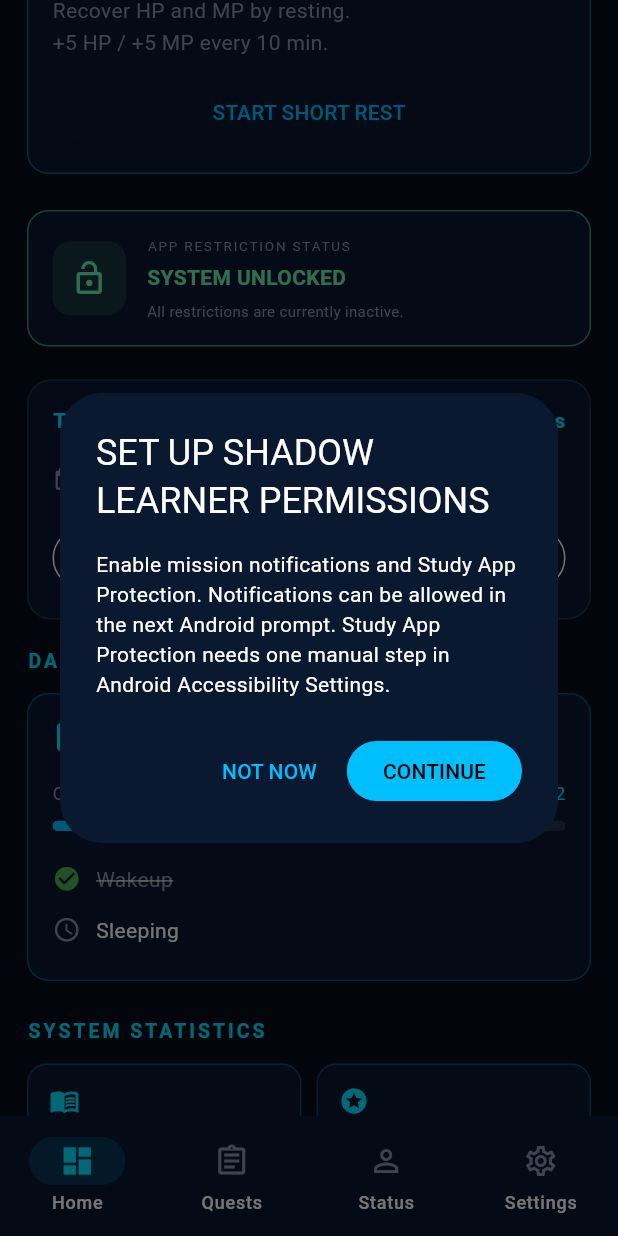
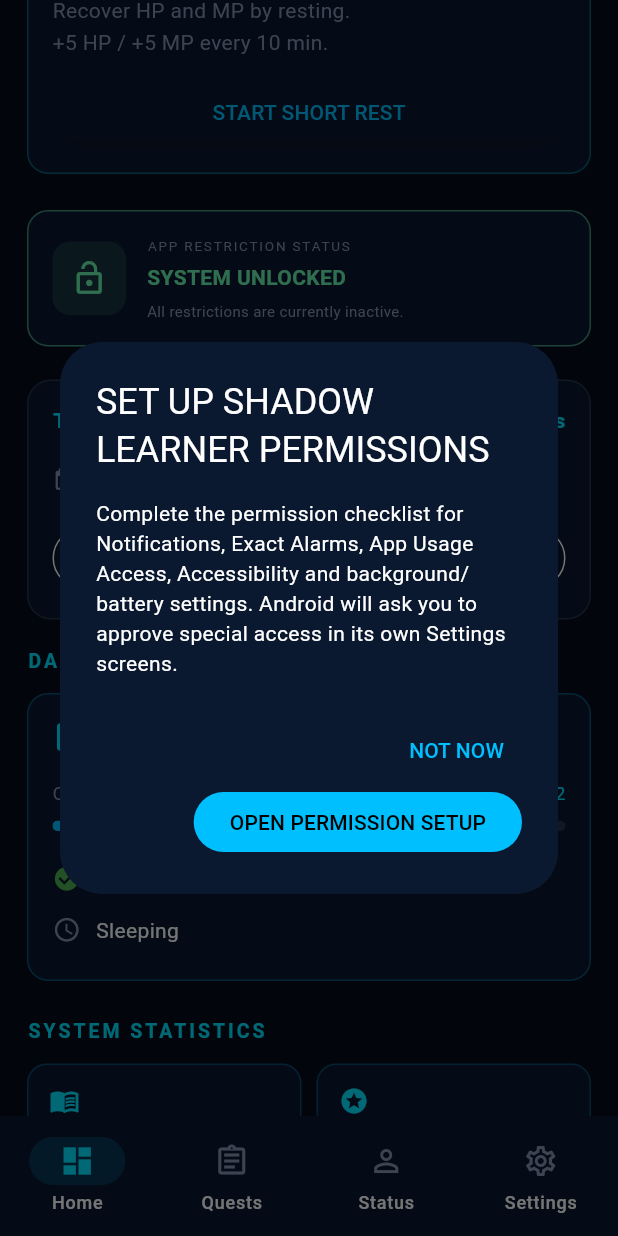
Before and after one commit to Oliur292007/SOLO-SYSTEM, a Flutter app: the screen it shows after launch, scrolled down 576 dp, after a tap on "LATER", on a phone screen of 412 x 824 dp. Run offline on Flutter 3.47's test engine with Material 3 defaults, Android fonts, the phone set to English and light mode, and no system bars; our stand-ins replace flutter_local_notifications, package_info_plus, shared_preferences, supabase_flutter, timezone; accounts and stored records are empty; network calls fail.

Commit message:
Stabilize Accessibility and permission setup
Keep Accessibility monitoring alive across interrupts and task removal. Add a guided first-launch permission checklist for notifications, exact alarms, usage access, accessibility, and background settings.

```diff
--- a/lib/main.dart
+++ b/lib/main.dart
@@ -696,7 +696,7 @@ class _SystemHomeState extends State<SystemHome> with WidgetsBindingObserver {
   }
 
   Future<void> _showFirstLaunchSetup() async {
-    const onboardingVersion = 6;
+    const onboardingVersion = 7;
     const onboardingVersionKey = 'first_launch_onboarding_version';
     final prefs = await SharedPreferences.getInstance();
     if ((prefs.getInt(onboardingVersionKey) ?? 0) >= onboardingVersion) {
@@ -710,9 +710,9 @@ class _SystemHomeState extends State<SystemHome> with WidgetsBindingObserver {
       builder: (dialogContext) => AlertDialog(
         title: const Text('SET UP SHADOW LEARNER PERMISSIONS'),
         content: const Text(
-          'Enable mission notifications and Study App Protection. '
-          'Notifications can be allowed in the next Android prompt. '
-          'Study App Protection needs one manual step in Android Accessibility Settings.',
+          'Complete the permission checklist for Notifications, Exact Alarms, '
+          'App Usage Access, Accessibility and background/battery settings. '
+          'Android will ask you to approve special access in its own Settings screens.',
         ),
         actions: [
           TextButton(
@@ -721,125 +721,22 @@ class _SystemHomeState extends State<SystemHome> with WidgetsBindingObserver {
           ),
           FilledButton(
             onPressed: () => Navigator.pop(dialogContext, true),
-            child: const Text('CONTINUE'),
+            child: const Text('OPEN PERMISSION SETUP'),
           ),
         ],
       ),
     );
 
-    if (continueSetup != true || !mounted) {
-      await prefs.setInt(onboardingVersionKey, onboardingVersion);
-      return;
-    }
-
-    bool notificationsEnabled = false;
-    try {
-      notificationsEnabled =
-          await widget.notificationService.requestPermission();
-      if (notificationsEnabled) {
-        await _syncMissionNotificationsSafely();
-        await widget.notificationService.showPermissionConfirmation();
-      }
-    } catch (error) {
-      debugPrint('NOTIFICATION PERMISSION ERROR: $error');
-      if (mounted) {
-        ScaffoldMessenger.of(context).showSnackBar(
-          SnackBar(content: Text('Notification setup failed: $error')),
-        );
-      }
-    }
     if (!mounted) return;
-
-    if (!notificationsEnabled) {
-      final openNotificationSettings = await showDialog<bool>(
-        context: context,
-        builder: (dialogContext) => AlertDialog(
-          title: const Text('ALLOW NOTIFICATIONS'),
-          content: const Text(
-            'Shadow Learner cannot confirm that notifications are allowed. '
-            'Open App Info > Notifications and enable notifications for Shadow Learner. '
-            'Then return to the app; mission reminders will be scheduled again.',
-          ),
-          actions: [
-            TextButton(
-              onPressed: () => Navigator.pop(dialogContext, false),
-              child: const Text('LATER'),
-            ),
-            FilledButton(
-              onPressed: () => Navigator.pop(dialogContext, true),
-              child: const Text('OPEN NOTIFICATION SETTINGS'),
-            ),
-          ],
+    if (continueSetup == true) {
+      await Navigator.of(context).push(
+        MaterialPageRoute(
+          builder: (_) => PermissionManagementPage(
+            notificationService: widget.notificationService,
+          ),
         ),
       );
-      if (openNotificationSettings == true) {
-        try {
-          await _appRestrictionChannel.invokeMethod<void>(
-            'openAppNotificationSettings',
-          );
-        } catch (error) {
-          debugPrint('OPEN NOTIFICATION SETTINGS ERROR: $error');
-        }
-      }
     }
-
-    bool accessibilityEnabled = false;
-    try {
-      accessibilityEnabled =
-          await _appRestrictionChannel.invokeMethod<bool>(
-                'isAccessibilityEnabled',
-              ) ??
-              false;
-    } catch (error) {
-      debugPrint('ACCESSIBILITY STATUS ERROR: $error');
-    }
-
-    if (!accessibilityEnabled && mounted) {
-      final openSettings = await showDialog<bool>(
-        context: context,
-        barrierDismissible: false,
-        builder: (dialogContext) => AlertDialog(
-          title: const Text('ENABLE STUDY APP PROTECTION'),
-          content: const Text(
-            'Study App Protection needs your approval in Android. Follow these steps in order:\n\n'
-            'STEP 1 — Open Accessibility Settings using the button below. Find Shadow Learner. If Android does not allow you to switch it on yet, return to the Home Screen.\n\n'
-            'STEP 2 — Find the Shadow Learner icon on your Home Screen. Press and hold it, then choose App info.\n\n'
-            'STEP 3 — In App info, tap the three-dot menu in the top-right corner. Choose Allow restricted settings and confirm. If you cannot see this option, make sure you completed Step 1 first.\n\n'
-            'STEP 4 — Open Shadow Learner again. Go to Security and choose Set Up Study App Protection.\n\n'
-            'STEP 5 — Open Shadow Learner in Accessibility Settings and switch on its service. Read the Android permission warning carefully, then confirm if you agree.\n\n'
-            'HOW IT WORKS: While a mission timer is running, Shadow Learner can send you back to the Home Screen if you try to open another app. This does not uninstall or permanently lock other apps. You can turn the Accessibility service off at any time in Android Settings.',
-          ),
-        actions: [
-          TextButton(
-            onPressed: () => Navigator.pop(dialogContext, false),
-            child: const Text('DO THIS LATER'),
-          ),
-          FilledButton(
-            onPressed: () => Navigator.pop(dialogContext, true),
-            child: const Text('OPEN ACCESSIBILITY SETTINGS'),
-          ),
-        ],
-      ),
-    );
-
-      if (openSettings == true && mounted) {
-        try {
-          await _appRestrictionChannel.invokeMethod<void>(
-            'openAccessibilitySettings',
-          );
-        } on PlatformException catch (error) {
-          if (!mounted) return;
-          ScaffoldMessenger.of(context).showSnackBar(
-            SnackBar(
-              content: Text(
-                'Could not open Accessibility Settings: ${error.message}',
-              ),
-            ),
-          );
-        }
-      }
-    }
-
     await prefs.setInt(onboardingVersionKey, onboardingVersion);
   }
 
--- a/lib/notification_pages.dart
+++ b/lib/notification_pages.dart
@@ -258,14 +258,29 @@ class _PermissionManagementPageState extends State<PermissionManagementPage>
           const Text('APP PERMISSION MANAGEMENT',
               style: TextStyle(fontWeight: FontWeight.bold, letterSpacing: 1)),
           const SizedBox(height: 8),
-          const Text('Check each permission here. Android may require you to enable it in system settings.'),
+          const Text('Tap each item to open the required Android permission screen. Return here afterward; the status refreshes automatically.'),
           const SizedBox(height: 14),
           _permissionTile(
             icon: Icons.notifications_active_outlined,
             title: 'Notifications',
             subtitle: 'Mission reminders, rewards and System updates',
             enabled: _notificationsEnabled,
-            onTap: () => _open('openAppNotificationSettings'),
+            onTap: () async {
+              bool granted = false;
+              try {
+                granted = await widget.notificationService.requestPermission();
+                if (granted) {
+                  await widget.notificationService.showPermissionConfirmation();
+                }
+              } catch (error) {
+                debugPrint('NOTIFICATION PERMISSION REQUEST ERROR: $error');
+              }
+              if (!mounted) return;
+              if (!granted) {
+                await _open('openAppNotificationSettings');
+              }
+              await _refresh();
+            },
           ),
           _permissionTile(
             icon: Icons.alarm,
@@ -337,10 +352,21 @@ class _PermissionManagementPageState extends State<PermissionManagementPage>
               ),
             ),
           ),
+          Card(
+            child: ListTile(
+              leading: const Icon(Icons.battery_charging_full),
+              title: const Text('Background / Battery Optimization'),
+              subtitle: const Text(
+                'For reliable Study Protection, open App Info > Battery and choose Unrestricted or Allow background activity if available. On Infinix/XOS, also allow Auto-start or Background launch if those options are available.',
+              ),
+              trailing: const Icon(Icons.chevron_right),
+              onTap: () => _open('openAppDetailsSettings'),
+            ),
+          ),
           _permissionTile(
             icon: Icons.app_settings_alt,
             title: 'App Info & Restricted Settings',
-            subtitle: 'Open Android App Info to manage restricted settings and other app permissions',
+            subtitle: 'Open Android App Info to manage Allow restricted settings and other app permissions',
             enabled: true,
             onTap: () => _open('openAppDetailsSettings'),
           ),
--- a/pubspec.yaml
+++ b/pubspec.yaml
@@ -2,7 +2,7 @@ name: shadow_learner
 description: Shadow Learner — productivity and personal progression by Solo System.
 publish_to: 'none'
 
-version: 4.1.11+120
+version: 4.1.12+121
 environment:
   sdk: '>=3.8.0 <4.0.0'
 
```
Also changed, not shown: 3 other files.
